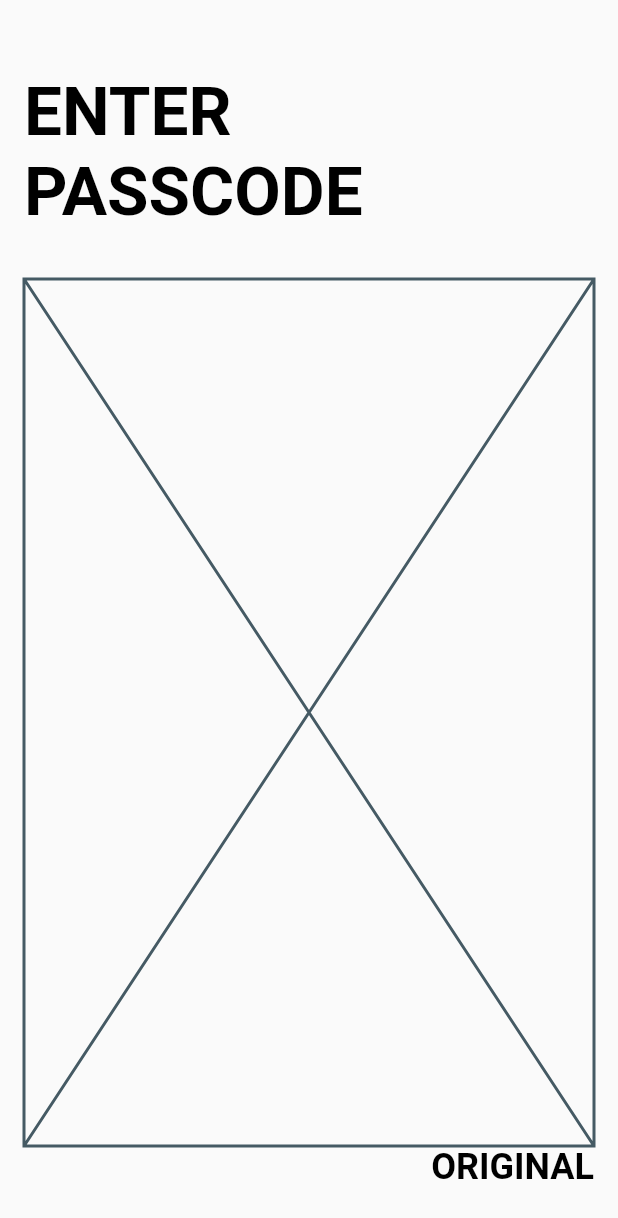
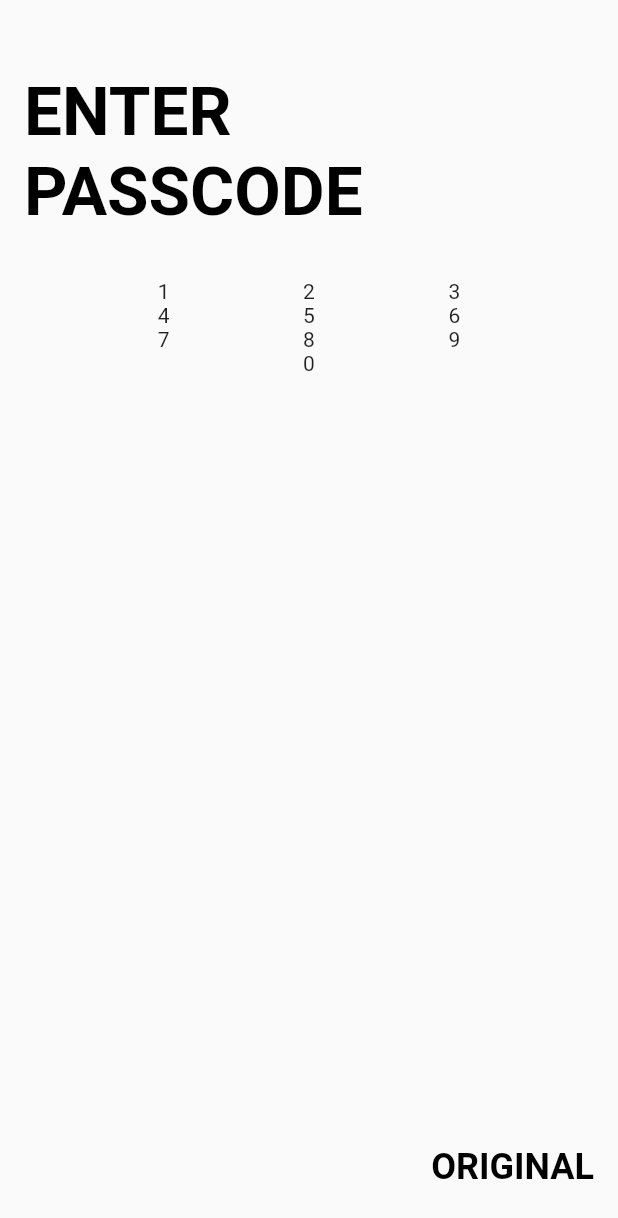
Before and after one commit to collinsmakamu95/lockui, a Flutter app: the screen it shows after launch, on a phone screen of 412 x 824 dp. Shown: the top 1218 px of the screen. Run offline on Flutter 3.47's test engine with Material 2 defaults, Android fonts, the phone set to English and light mode, and no system bars; our stand-ins replace google_fonts; Roboto replaces fonts that are missing (Kanit).

Commit message:
original passcode input view

```diff
--- /dev/null
+++ b/lib/constants.dart
@@ -0,0 +1,10 @@
+abstract class Constants {
+  static const inputValues = [1, 2, 3, 4, 5, 6, 7, 8, 9, 0];
+
+  static const rotaryRingPadding = 4.0;
+  static const rotaryRingWidth = 80.0;
+
+  static const dialNumberPadding = 8.0;
+  static const dialNumberRadius =
+      rotaryRingWidth / 2 - (rotaryRingPadding + dialNumberPadding);
+}
--- a/lib/passcode_input_view.dart
+++ b/lib/passcode_input_view.dart
@@ -1,5 +1,6 @@
 import 'package:flutter/material.dart';
 import 'package:lockui/widgets/input_mode_button.dart';
+import 'package:lockui/widgets/passcode/passcode_input.dart';
 
 const _padding = 16.0;
 
@@ -33,7 +34,9 @@ class _PasscodeIputViewState extends State<PasscodeIputView> {
                     ),
               ),
               const SizedBox(height: 32.0),
-              const Expanded(child: Placeholder()),
+              const Expanded(
+                child: PasscodeInput(),
+              ),
               Align(
                 alignment: Alignment.centerRight,
                 child: InputModeButton(
--- /dev/null
+++ b/lib/widgets/passcode/passcode_input.dart
@@ -0,0 +1,25 @@
+import 'package:flutter/material.dart';
+import 'package:lockui/constants.dart';
+
+const _alignment = MainAxisAlignment.spaceEvenly;
+
+class PasscodeInput extends StatelessWidget {
+  const PasscodeInput({super.key});
+
+  @override
+  Widget build(BuildContext context) {
+    return Column(
+      children: [
+        for (var i = 0; i < 3; i++)
+          Row(
+            mainAxisAlignment: _alignment,
+            children: [
+              for (var j = 0; j < 3; j++)
+                Text(Constants.inputValues[i * 3 + j].toString()),
+            ],
+          ),
+        Text(Constants.inputValues.last.toString()),
+      ],
+    );
+  }
+}
```
